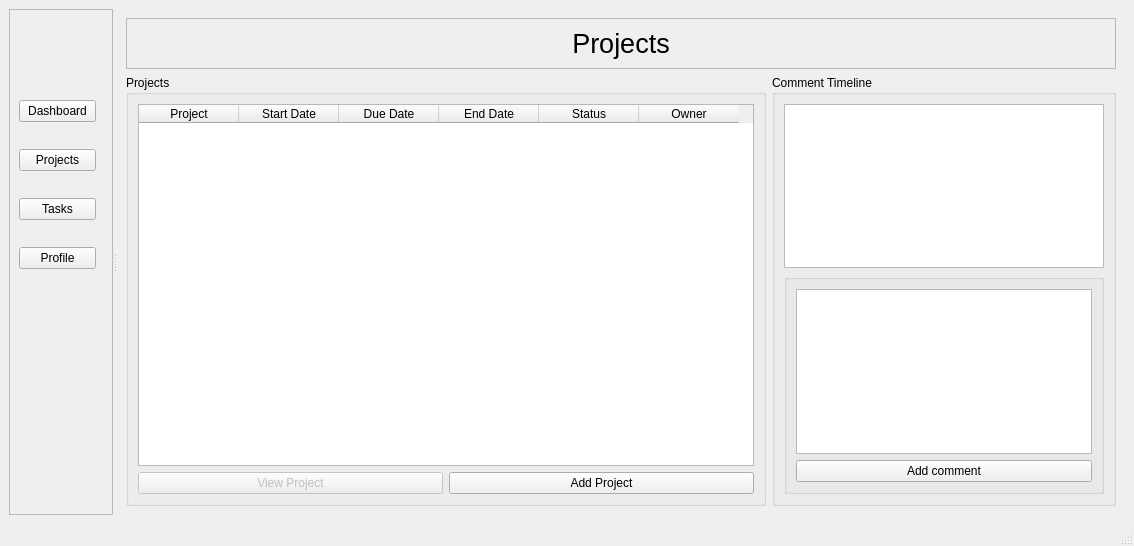
Above: ui/homeWindow.ui from yasar12123/Soft27101-PMS before the change. Below: the same form after it.
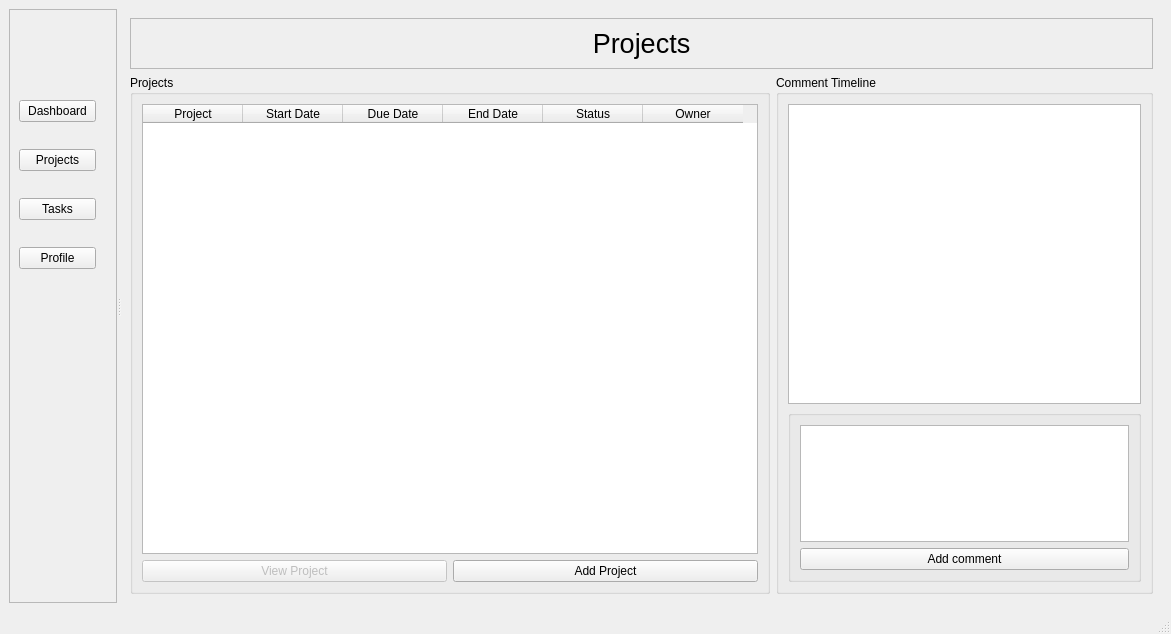
That is the form after the change. The open tabs and pages were chosen to show the change.

What changed in the file:
```diff
--- a/ui/homeWindow.ui
+++ b/ui/homeWindow.ui
@@ -6,8 +6,8 @@
    <rect>
     <x>0</x>
     <y>0</y>
-    <width>1134</width>
-    <height>546</height>
+    <width>1171</width>
+    <height>634</height>
    </rect>
   </property>
   <property name="windowTitle">
@@ -321,6 +321,12 @@
                     <verstretch>0</verstretch>
                    </sizepolicy>
                   </property>
+                  <property name="minimumSize">
+                   <size>
+                    <width>0</width>
+                    <height>300</height>
+                   </size>
+                  </property>
                   <property name="alternatingRowColors">
                    <bool>false</bool>
                   </property>
```
Left out of the diff: 2 changed lines with no effect on the pictures.
